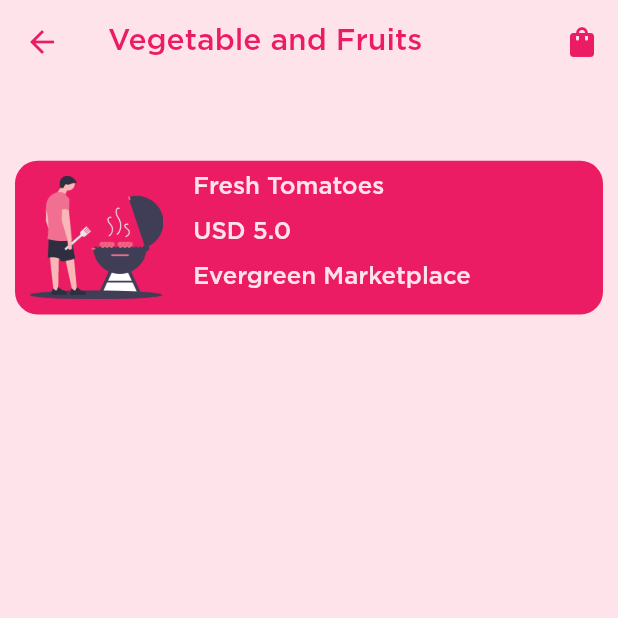
After one commit to ameysunu/hacktheplanet, a Flutter app: the Home screen opened directly, after a tap on "Vegetables and Fruits", on a phone screen of 412 x 824 dp, the top half of it. The commit adds this screen. Run offline on Flutter 3.47's test engine with Material 2 defaults, Android fonts, the phone set to English and light mode, and no system bars; our stand-ins replace cloud_firestore, firebase_auth, firebase_core, google_sign_in, hexcolor, introduction_screen; accounts and stored records are empty.

Commit message:
items boilerplate added

```diff
--- a/lib/home.dart
+++ b/lib/home.dart
@@ -1,4 +1,5 @@
 import 'package:flutter/material.dart';
+import 'package:hacktheplanet/items.dart';
 import 'package:hacktheplanet/login.dart';
 import 'package:hexcolor/hexcolor.dart';
 import 'package:intl/intl.dart';
@@ -93,6 +94,7 @@ class _HomeState extends State<Home> {
               children: [
                 Padding(
                   padding: const EdgeInsets.all(10.0),
+                  child: InkWell(
                     child: Container(
                       width: MediaQuery.of(context).size.width * 1,
                       decoration: BoxDecoration(
@@ -109,6 +111,16 @@ class _HomeState extends State<Home> {
                               fontSize: 20),
                         ),
                       ),
+                    ),
+                    onTap: () {
+                      Navigator.of(context).push(
+                        MaterialPageRoute(
+                          builder: (context) {
+                            return Items();
+                          },
+                        ),
+                      );
+                    },
                   ),
                 ),
                 Padding(
--- /dev/null
+++ b/lib/items.dart
@@ -0,0 +1,70 @@
+import 'package:flutter/material.dart';
+import 'package:hexcolor/hexcolor.dart';
+
+class Items extends StatefulWidget {
+  @override
+  _ItemsState createState() => _ItemsState();
+}
+
+class _ItemsState extends State<Items> {
+  @override
+  Widget build(BuildContext context) {
+    return Scaffold(
+      backgroundColor: HexColor('#FFE3EA'),
+      appBar: AppBar(
+        iconTheme: IconThemeData(color: HexColor('#EC1C64')),
+        backgroundColor: HexColor('#FFE3EA'),
+        elevation: 0,
+        title: Text(
+          "Vegetable and Fruits",
+          style: TextStyle(fontFamily: 'Gotham', color: HexColor('#EC1C64')),
+        ),
+        actions: [
+          IconButton(
+              icon: Icon(Icons.shopping_bag),
+              onPressed: () {
+                print("Cart pressed");
+              })
+        ],
+      ),
+      body: Column(
+        children: [
+          Container(
+            height: MediaQuery.of(context).size.height * 0.05,
+          ),
+          Padding(
+            padding: const EdgeInsets.all(10.0),
+            child: Container(
+              decoration: BoxDecoration(
+                  borderRadius: BorderRadius.circular(15),
+                  color: HexColor('#EC1C64')),
+              child: Row(
+                children: [
+                  Padding(
+                    padding: const EdgeInsets.all(10.0),
+                    child: Container(
+                        height: MediaQuery.of(context).size.height * 0.1,
+                        child: Image.asset('images/food.png')),
+                  ),
+                  Padding(
+                    padding: const EdgeInsets.all(10.0),
+                    child: Container(
+                        height: MediaQuery.of(context).size.height * 0.1,
+                        child: Text(
+                          "Fresh Tomatoes\n\nUSD 5.0\n\nEvergreen Marketplace",
+                          style: TextStyle(
+                            fontFamily: 'Gotham',
+                            color: HexColor('#FFE3EA'),
+                            fontSize: 16,
+                          ),
+                        )),
+                  ),
+                ],
+              ),
+            ),
+          ),
+        ],
+      ),
+    );
+  }
+}
```
Lines whose indentation alone changed are shown as unchanged.
